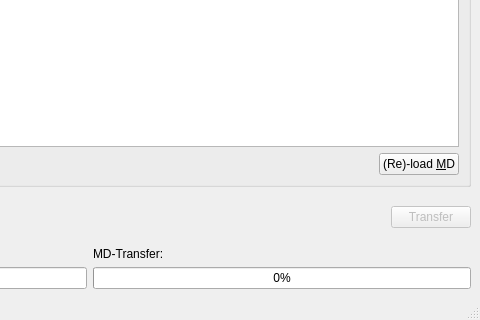
Before: the Qt Designer form mainwindow.ui in Jo2003/cd2netmd_gui, drawn with Qt 5; both pictures show x 685 to 1165 and y 518 to 838 of the 1165 by 838 pixel window.
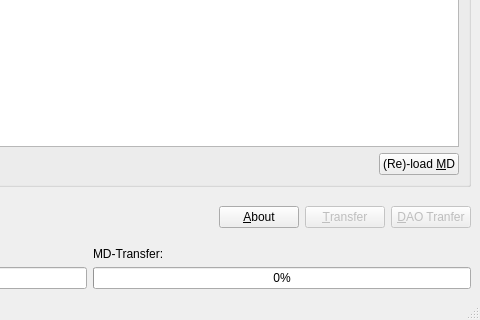
After: the same form once the commit is applied. Icons and pictures are not drawn. Custom widgets are drawn as their Qt base class.

```diff
--- a/mainwindow.ui
+++ b/mainwindow.ui
@@ -258,6 +258,26 @@
         </property>
        </widget>
       </item>
+      <item>
+       <widget class="QPushButton" name="pushAbout">
+        <property name="statusTip">
+         <string>Program Information</string>
+        </property>
+        <property name="text">
+         <string>&amp;About</string>
+        </property>
+        <property name="icon">
+         <iconset resource="resources.qrc">
+          <normaloff>:/black/about</normaloff>:/black/about</iconset>
+        </property>
+        <property name="iconSize">
+         <size>
+          <width>20</width>
+          <height>20</height>
+         </size>
+        </property>
+       </widget>
+      </item>
       <item>
        <widget class="QPushButton" name="pushTransfer">
         <property name="enabled">
@@ -267,7 +287,40 @@
          <string>Transfer all/selected tracks from CD to MD.</string>
         </property>
         <property name="text">
-         <string>Transfer</string>
+         <string>&amp;Transfer</string>
+        </property>
+        <property name="icon">
+         <iconset resource="resources.qrc">
+          <normaloff>:/black/transfer</normaloff>:/black/transfer</iconset>
+        </property>
+        <property name="iconSize">
+         <size>
+          <width>20</width>
+          <height>20</height>
+         </size>
+        </property>
+       </widget>
+      </item>
+      <item>
+       <widget class="QPushButton" name="pushDAO">
+        <property name="enabled">
+         <bool>false</bool>
+        </property>
+        <property name="statusTip">
+         <string>Disc-at-once transfer (all tracks). Gapless LP2 mode.</string>
+        </property>
+        <property name="text">
+         <string>&amp;DAO Tranfer</string>
+        </property>
+        <property name="icon">
+         <iconset resource="resources.qrc">
+          <normaloff>:/black/transfer</normaloff>:/black/transfer</iconset>
+        </property>
+        <property name="iconSize">
+         <size>
+          <width>20</width>
+          <height>20</height>
+         </size>
         </property>
        </widget>
       </item>
```
Left out of the diff: 25 changed lines with no effect on the pictures.
